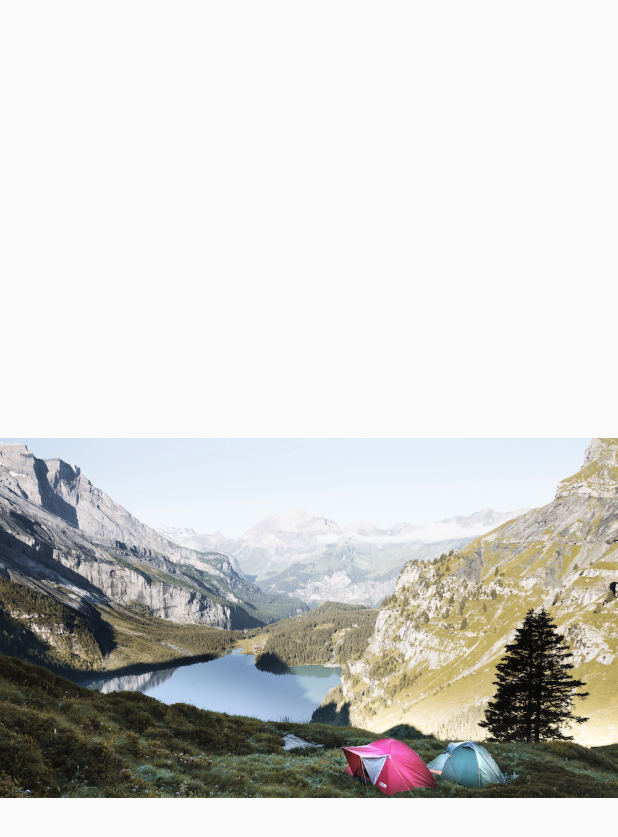
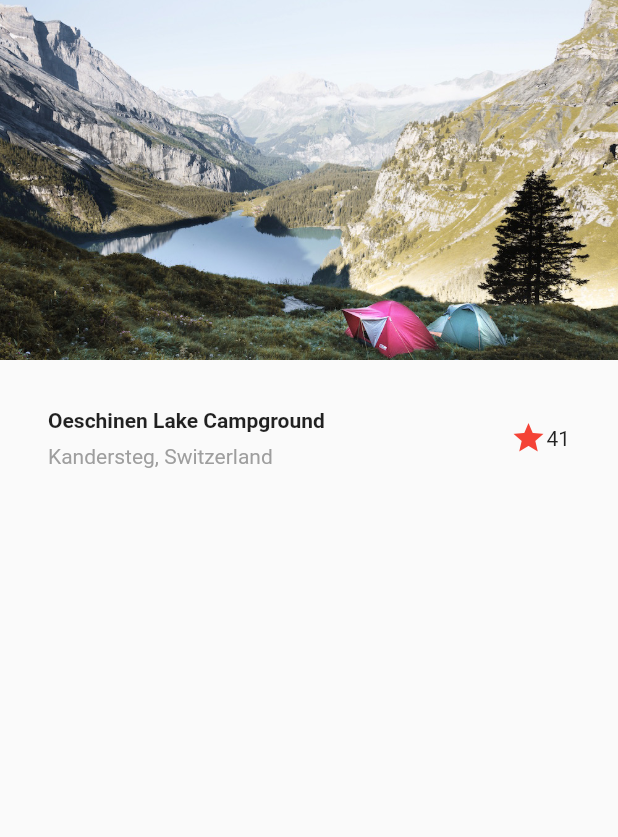
Before and after one commit to ZgroNet/disenos, a Flutter app: the screen it shows after launch, on a phone screen of 412 x 824 dp. Shown: the top 837 px of the screen. Run offline on Flutter 3.47's test engine with Material 2 defaults, Android fonts, the phone set to English and light mode, and no system bars.

Commit message:
Añadido widget TitleScreen, siguiendo tutorial flutter.dev (Video 143)

```diff
--- a/lib/screens/basic_design.dart
+++ b/lib/screens/basic_design.dart
@@ -1,14 +1,59 @@
 import 'package:flutter/material.dart';
 
 class BasicDesignScreen extends StatelessWidget {
-
   const BasicDesignScreen({Key? key}) : super(key: key);
 
   @override
   Widget build(BuildContext context) {
-    return const Scaffold(
-      body: Center(
-         child: Image(image: AssetImage('assets/lake.jpg'), width: 600, height: 240, fit: BoxFit.cover)
+    return Scaffold(
+        body: Column(
+      children: const [
+        // Imagen
+        Image(
+            image: AssetImage('assets/lake.jpg'),
+            width: 600,
+            height: 240,
+            fit: BoxFit.cover),
+
+        // Título
+        TitleSection()
+      ],
+    ));
+  }
+}
+
+class TitleSection extends StatelessWidget {
+  const TitleSection({
+    Key? key,
+  }) : super(key: key);
+
+  @override
+  Widget build(BuildContext context) {
+    return Container(
+      padding: const EdgeInsets.all(32),
+      child: Row(
+        children: [
+          Expanded (
+            child: Column(
+              crossAxisAlignment: CrossAxisAlignment.start,
+              children:  [
+                Container(
+                  padding: const EdgeInsets.only(bottom: 8),
+                  child: const Text(
+                    'Oeschinen Lake Campground',
+                    style: TextStyle(fontWeight: FontWeight.bold),
+                  ),
+                ),
+                Text(
+                  'Kandersteg, Switzerland',
+                  style: TextStyle(color: Colors.grey[500]),
+                )
+              ],
+            ),
+          ),
+          const Icon(Icons.star, color: Colors.red),
+          const Text('41'),
+        ],
       ),
     );
   }
```
